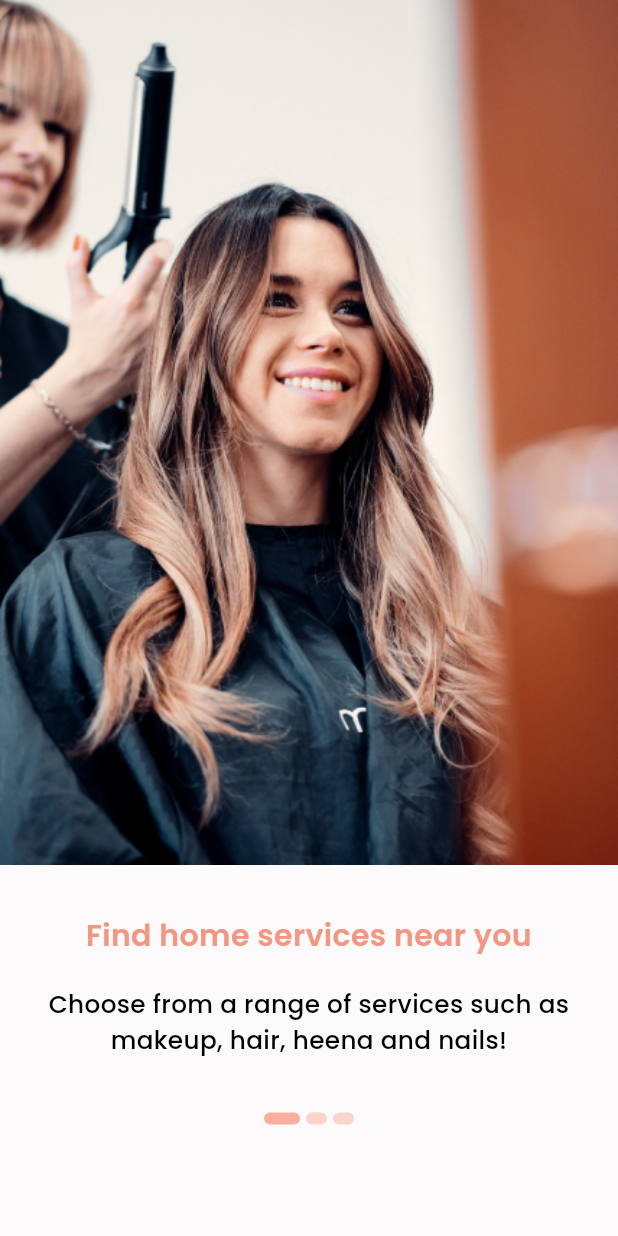
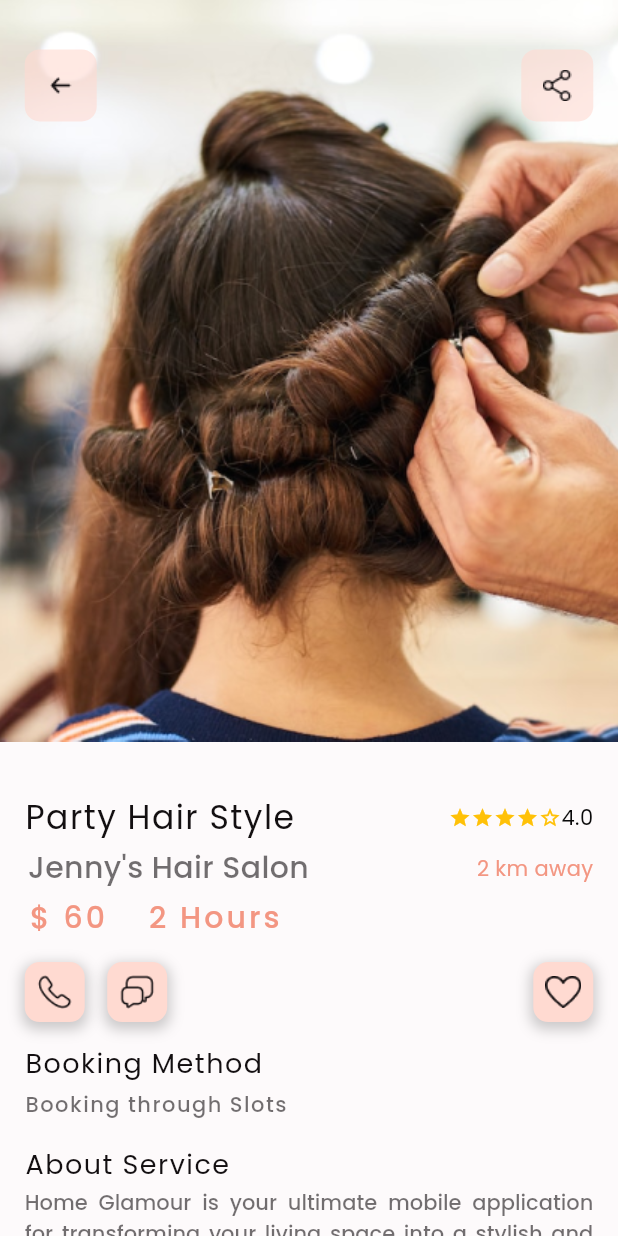
Before and after one commit to FaiziFlutter/Home-Glamour, a Flutter app: the screen it shows after launch, on a phone screen of 412 x 824 dp. Run offline on Flutter 3.47's test engine with Material 3 defaults, Android fonts, the phone set to English and light mode, and no system bars; our stand-ins replace flutter_svg, get, google_fonts, vector_graphics.

Commit message:
hairdo screen

```diff
--- /dev/null
+++ b/lib/app/gridview/hairdo.dart
@@ -0,0 +1,266 @@
+import 'package:flutter/gestures.dart';
+import 'package:flutter/material.dart';
+import 'package:home_glamour/const/app_paddings.dart';
+import 'package:home_glamour/widgets/custom_button.dart';
+import '../../const/global_var.dart';
+import '../../const/text_size.dart';
+import '../../widgets/custom_text.dart';
+
+class HairDo extends StatefulWidget {
+  const HairDo({super.key});
+
+  @override
+  State<HairDo> createState() => _HairDoState();
+}
+
+class _HairDoState extends State<HairDo> {
+  int rate = 4;
+  @override
+  Widget build(BuildContext context) {
+    return  Scaffold(
+      body: SingleChildScrollView(
+        child: Column(
+          children: [
+            Stack(
+              children:[
+                Image.asset(
+                  'assets/images/Rectangle 60.png',
+                  fit: BoxFit.cover,
+                  height: appheight(context) * 0.6,
+                  width: appWidth(context),
+                ),
+                CustomPadding(
+                  child: Row(
+                    children: [
+                      Container(
+                        decoration: BoxDecoration(
+                          borderRadius: BorderRadius.circular(10),
+                          color: colorScheme(context).secondaryContainer.withOpacity(0.6),
+                        ),
+                          child: IconButton(
+                            icon:Image.asset(
+                                'assets/icons/arrow-left.png',  color: colorScheme(context).onPrimaryContainer),
+                            onPressed: () {},
+                          ),
+                      ),
+                      Spacer(),
+                      Container(
+                        decoration: BoxDecoration(
+                          borderRadius: BorderRadius.circular(10),
+                          color: colorScheme(context).secondaryContainer.withOpacity(0.6),
+                        ),
+                          child: IconButton(
+                            icon: Image.asset(
+                                'assets/icons/share.png', color: colorScheme(context).onPrimaryContainer),
+                            onPressed: () {},
+                          ),
+                      ),
+                    ],
+                  ),
+                )
+              ]
+            ),
+            CustomPadding(
+              child: Column(
+               children: [
+                  Row(
+                  children: [
+                  CustomText(text: 'Party Hair Style',
+                  fontSize: AppTextSize.titleLargeFont,
+                  color: colorScheme(context).onPrimaryContainer,
+                  letterSpacing: 1,
+                  fontFamily: poppins(),),
+                  Spacer(),
+                  Row(
+                  children: List.generate(5, (index) => Icon(
+                  index < rate ? Icons.star : Icons.star_border,
+                  color: Colors.amber,
+                  size: 15,
+                  )),
+                  ) ,
+                  CustomText(text: '4.0'),]
+                  ),
+                  Row(
+                  children: [
+                  CustomText(text: "Jenny's Hair Salon",
+                  color: colorScheme(context).onPrimaryContainer.withOpacity(0.6),
+                  fontSize: AppTextSize.titleMediumFont,
+                  left: 2,
+                    fontWeight: FontWeight.w500,
+                  ),
+                  Spacer(),
+                  InkWell(
+                    onTap: (){},
+                    child: CustomText(text: "2 km away",
+                      color: colorScheme(context).tertiary,),
+                  ),
+
+                  ],
+                  ),
+                  Row(
+                    children: [
+                      InkWell(
+                        onTap: () {},
+                        child: CustomText(text: "\$ 60 " , color: colorScheme(context).tertiary,
+                        fontSize: AppTextSize.titleMediumFont,
+                        letterSpacing: 2,
+                        fontFamily: poppins(),
+                          fontWeight: FontWeight.w500,),
+                      ),
+                      SizedBox(width:13),
+                      InkWell(
+                        onTap: (){},
+                        child: CustomText(text: " 2 Hours " , color: colorScheme(context).tertiary,
+                          fontSize: AppTextSize.titleMediumFont,
+                          letterSpacing: 2,
+                          fontFamily: poppins(), fontWeight: FontWeight.w500,),
+                      ),
+                    ],
+                  ),
+                 SizedBox(height:13),
+                  Row(
+                  children: [
+                  Container(
+                    height: 40,
+                     width: 40,
+                  decoration: BoxDecoration(
+                  borderRadius: BorderRadius.circular(10),
+                  color: colorScheme(context).secondaryContainer,
+                    boxShadow: [
+                      BoxShadow(
+                        color: Colors.black.withOpacity(0.2),
+                        spreadRadius: 2,
+                        blurRadius: 7,
+                        offset: Offset(0, 3),
+                      ),
+                    ],
+                  ),
+                  child: IconButton(
+                  icon: Image.asset(
+                  'assets/icons/call.png', color: colorScheme(context).onPrimaryContainer),
+                  onPressed: () {},
+                  ),
+                  ),
+                  SizedBox(width: 15,),
+                  Container(
+                    height: 40,
+                    width: 40,
+                  decoration: BoxDecoration(
+                  borderRadius: BorderRadius.circular(10),
+                  color: colorScheme(context).secondaryContainer,
+                    boxShadow: [
+                      BoxShadow(
+                        color: Colors.black.withOpacity(0.2),
+                        spreadRadius: 2,
+                        blurRadius: 7,
+                        offset: Offset(0, 3),
+                      ),
+                    ],
+                  ),
+                  child: IconButton(
+                  icon: Image.asset(
+                      'assets/icons/messages-3.png', color: colorScheme(context).onPrimaryContainer),
+                  onPressed: () {},
+                  ),
+                  ),
+                  Spacer(),
+                  Container(
+                    height: 40,
+                    width: 40,
+                  decoration: BoxDecoration(
+                  borderRadius: BorderRadius.circular(10),
+                  color: colorScheme(context).secondaryContainer,
+                    boxShadow: [
+                      BoxShadow(
+                        color: Colors.black.withOpacity(0.2),
+                        spreadRadius: 2,
+                        blurRadius: 7,
+                        offset: Offset(0, 3),
+                      ),
+                    ],
+                  ),
+                  child: IconButton(
+                  icon: Image.asset(
+                      'assets/icons/favourite.png', color: colorScheme(context).onPrimaryContainer),
+                  onPressed: () {},
+                  ),
+                  ),
+                  ],
+                  ),
+                 SizedBox(height:13),
+                 Row(
+                   children: [
+                     CustomText(text: 'Booking Method',
+                       fontSize: AppTextSize.titleSmallFont,
+                       color: colorScheme(context).onPrimaryContainer,
+                       letterSpacing: 1,
+                       fontFamily: poppins(),),
+                   ],
+                 ),
+                Row(
+                  children: [
+                    CustomText(text: 'Booking through Slots',
+                      fontSize: AppTextSize.bodyMediumFont,
+                      color: colorScheme(context).onPrimaryContainer.withOpacity(0.6),
+                      letterSpacing: 1,
+                      fontFamily: poppins(),  fontWeight: FontWeight.w500,),
+                  ],
+                ),
+                 SizedBox(height:13),
+                 Row(
+                   children: [
+                     CustomText(text: 'About Service',
+                       fontSize: AppTextSize.titleSmallFont,
+                       color: colorScheme(context).onPrimaryContainer,
+                       letterSpacing: 1,
+                       fontFamily: poppins(),),
+                   ],
+                 ),
+                 Column(
+                   children: [
+                     RichText(
+                         textAlign: TextAlign.justify,
+                         text: TextSpan(
+                       children: [
+                         TextSpan(
+                           text: 'Home Glamour is your ultimate mobile application for transforming your living space into a stylish and functional haven. Our app offers a wide range of services, including personalized interior design consultations, virtual room makeovers, and access to a curated selection of home decor products. Whether you’re looking to refresh a single room or undertake a complete home renovation, our expert designers are here to guide you through every step of the process. With intuitive features, 3D visualization tools, and a seamless shopping experience, Home Glamour empowers you to create a space that reflects your unique taste and lifestyle—all from the comfort of your mobile device.',
+                             style: TextStyle(
+                           color: colorScheme(context).onPrimaryContainer.withOpacity(0.6),
+                           wordSpacing: 1,
+                       overflow: TextOverflow.ellipsis, fontWeight: FontWeight.w500, //textAlign: TextAlign.justify,
+                           fontSize: AppTextSize.bodyMediumFont,
+                         fontFamily: poppins(),
+                         )
+                         ),
+                         TextSpan(
+                           text: ' See more.' , style: TextStyle(
+                           color: colorScheme(context).tertiary,
+                           wordSpacing: 1,
+                           overflow: TextOverflow.ellipsis, fontWeight: FontWeight.w500, //textAlign: TextAlign.justify,
+                           fontSize: AppTextSize.bodyMediumFont,
+                           fontFamily: poppins(),
+                         ),
+                           recognizer: TapGestureRecognizer()
+                             ..onTap = (){},
+                         ),
+
+
+                       ]
+                     ))
+
+                   ],
+                 ),
+                 SizedBox(height:40),
+                 CustomButton(text: "Book an Appointment", fontWeight:FontWeight.w600,
+                   width: double.infinity,color: colorScheme(context).tertiary,
+                   onTap: () {},
+                 )
+                  ],
+                  ),
+            ),
+
+          ],
+              ),
+      ));
+  }
+}
--- a/lib/main.dart
+++ b/lib/main.dart
@@ -24,7 +24,7 @@ class MyApp extends StatelessWidget {
       fallbackLocale: const Locale('en', 'US'),
       translations: Languages(),
       builder: (context, child) => SafeArea(child: child!),
-      initialRoute: AppRoutes.splashscreen,
+      initialRoute: AppRoutes.hairdo,
       getPages: AppRoutes.routes,
       theme: ThemeData(
         bottomNavigationBarTheme: buildBottomNavigationBarTheme(),
--- a/lib/utils/routes.dart
+++ b/lib/utils/routes.dart
@@ -2,6 +2,7 @@ import 'package:get/get.dart';
 import 'package:home_glamour/app/auth/forgot_password.dart/forgot_password.dart';
 import 'package:home_glamour/app/auth/login/login.dart';
 import 'package:home_glamour/app/auth/register/register.dart';
+import 'package:home_glamour/app/gridview/hairdo.dart';
 import 'package:home_glamour/app/screens/home_screen/home_screen.dart';
 import 'package:home_glamour/app/screens/onboarding/agreement.dart';
 import 'package:home_glamour/app/screens/onboarding/introduction_screen.dart';
@@ -23,6 +24,8 @@ class AppRoutes {
 
   static const String bottomBar = '/bottomBar';
   static const String notificationscreen = '/notification';
+  static const String hairdo = '/hairdo';
+
 
   static final routes = [
     GetPage(
@@ -37,5 +40,6 @@ class AppRoutes {
     GetPage(name: AppRoutes.splashscreen, page: () => const SplashScreen()),
   GetPage(name: AppRoutes.splashscreen, page: () => const SplashScreen()),
     GetPage(name: AppRoutes.notificationscreen, page: () => const NotificationScreen()),
+    GetPage(name: AppRoutes.hairdo, page: () => const HairDo()),
   ];
 }
--- a/pubspec.yaml
+++ b/pubspec.yaml
@@ -45,6 +45,3 @@ flutter:
     - assets/icons/
     - assets/images/
     - assets/launcher_icon/
-    - assets/images/Ellipse 24.png
-    - assets/images/Ellipse 24 (1).png
-    - assets/images/Ellipse 24 (2).png
```
Also changed, not shown: assets/icons/arrow-left.png (added), assets/icons/call.png (added), assets/icons/favourite.png (added), assets/icons/messages-3.png (added), assets/icons/share.png (added), assets/images/Rectangle 60.png (added), lib/app/models/listview_model.dart (line endings or trailing spaces).
